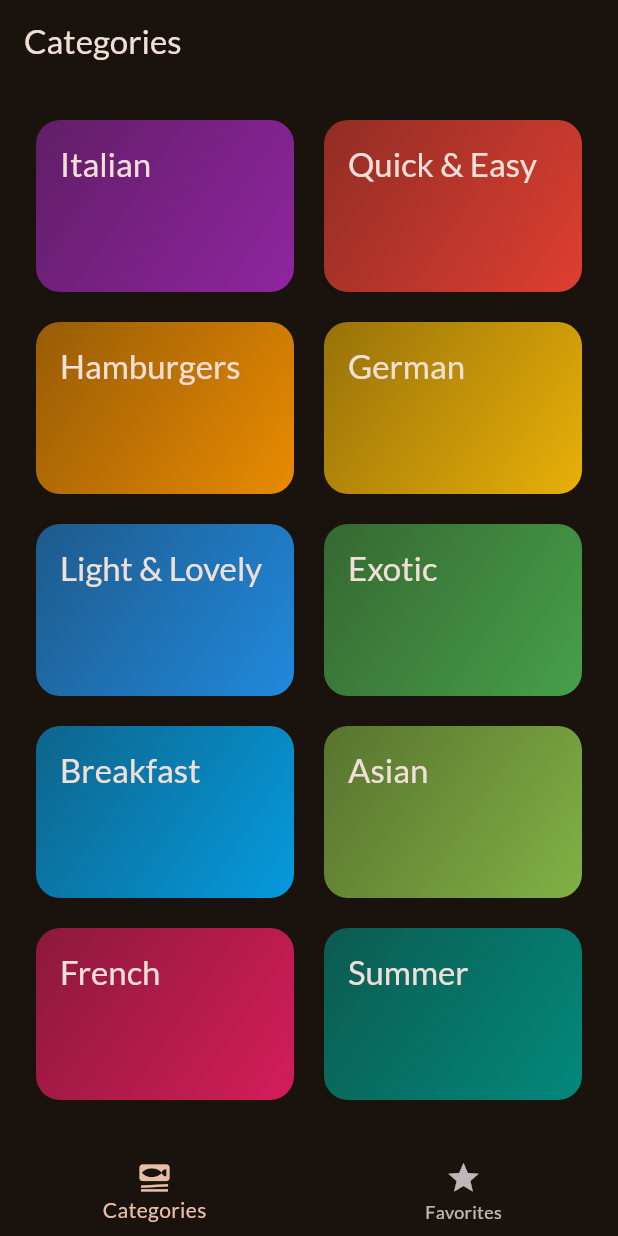
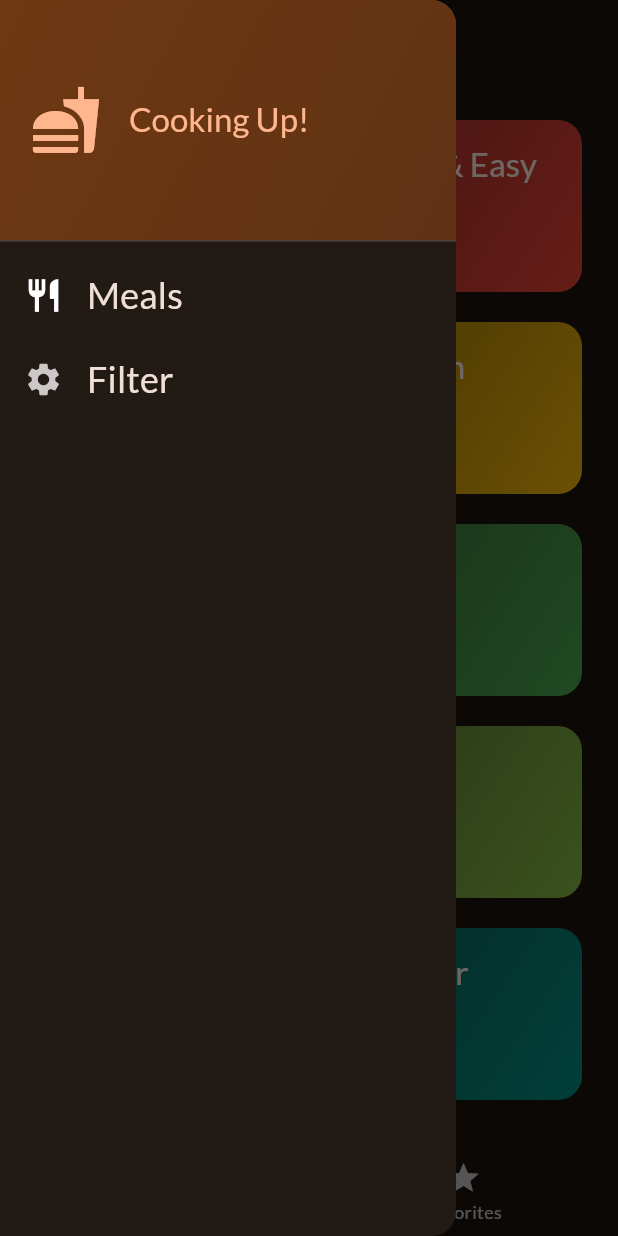
Before and after one commit to prathmesh0/Meal_App, a Flutter app: the screen it shows after launch, with the side drawer open (before the commit the screen has no drawer), on a phone screen of 412 x 824 dp. Run offline on Flutter 3.47's test engine with Material 2 defaults, Android fonts, the phone set to English and light mode, and no system bars; our stand-ins replace google_fonts, transparent_image.

Commit message:
done with adding filter basic part

```diff
--- a/lib/screens/categories.dart
+++ b/lib/screens/categories.dart
@@ -1,11 +1,17 @@
 import 'package:flutter/material.dart';
 import 'package:meals/data/dummy_data.dart';
 import 'package:meals/models/category.dart';
+import 'package:meals/models/meal.dart';
 import 'package:meals/screens/meals.dart';
 import 'package:meals/widgets/category_grid_item.dart';
 
 class CategoriesScreen extends StatelessWidget {
-  const CategoriesScreen({super.key});
+  const CategoriesScreen({
+    super.key,
+    required this.onToggleFavorite,
+  });
+
+  final void Function(Meal meal) onToggleFavorite;
 
   void _selectCategory(BuildContext context, Category category) {
     final filteredMeals = dummyMeals
@@ -17,6 +23,7 @@ class CategoriesScreen extends StatelessWidget {
         builder: (ctx) => MealsScreen(
           title: category.title,
           meals: filteredMeals,
+          onToggleFavorite: onToggleFavorite,
         ),
       ),
     );
--- a/lib/screens/meals.dart
+++ b/lib/screens/meals.dart
@@ -8,16 +8,19 @@ class MealsScreen extends StatelessWidget {
     super.key,
     this.title,
     required this.meals,
+    required this.onToggleFavorite,
   });
 
   final String? title;
   final List<Meal> meals;
+  final void Function(Meal meal) onToggleFavorite;
 
   void selectMeal(BuildContext context, Meal meal) {
     Navigator.of(context).push(
       MaterialPageRoute(
         builder: (ctx) => MealDetailsScreen(
           meal: meal,
+          onToggleFavorite: onToggleFavorite,
         ),
       ),
     );
--- a/lib/screens/tabs.dart
+++ b/lib/screens/tabs.dart
@@ -1,6 +1,9 @@
 import 'package:flutter/material.dart';
+import 'package:meals/models/meal.dart';
 import 'package:meals/screens/categories.dart';
+import 'package:meals/screens/filters.dart';
 import 'package:meals/screens/meals.dart';
+import 'package:meals/widgets/main_drawer.dart';
 
 class TabsScreen extends StatefulWidget {
   const TabsScreen({super.key});
@@ -12,6 +15,34 @@ class TabsScreen extends StatefulWidget {
 
 class _TabsScreenState extends State<TabsScreen> {
   int _selectedPageIndex = 0;
+  final List<Meal> _favoriteMeals = [];
+
+  void _showInfoMessage(String message) {
+    ScaffoldMessenger.of(context).clearSnackBars();
+    ScaffoldMessenger.of(context).showSnackBar(
+      SnackBar(
+        content: Text(
+          message,
+        ),
+      ),
+    );
+  }
+
+  void _toggleMealFavoriteStatus(Meal meal) {
+    final isExisting = _favoriteMeals.contains(meal);
+
+    if (isExisting == true) {
+      setState(() {
+        _favoriteMeals.remove(meal);
+      });
+      _showInfoMessage('Meal is no longer a favorite.');
+    } else {
+      setState(() {
+        _favoriteMeals.add(meal);
+        _showInfoMessage('Marked as a favorite.');
+      });
+    }
+  }
 
   void _selectPage(int index) {
     setState(() {
@@ -19,19 +50,36 @@ class _TabsScreenState extends State<TabsScreen> {
     });
   }
 
+  void _setScreen(String identifier) {
+    if (identifier == 'filter') {
+      Navigator.of(context)
+          .push(MaterialPageRoute(builder: (ctx) => const FiltersScreen()));
+    } else {
+      Navigator.of(context).pop();
+    }
+  }
+
   @override
   Widget build(BuildContext context) {
-    Widget activePage = const CategoriesScreen();
+    Widget activePage = CategoriesScreen(
+      onToggleFavorite: _toggleMealFavoriteStatus,
+    );
     var activePageTitle = 'Categories';
 
     if (_selectedPageIndex == 1) {
-      activePage = const MealsScreen(meals: []);
+      activePage = MealsScreen(
+        meals: _favoriteMeals,
+        onToggleFavorite: _toggleMealFavoriteStatus,
+      );
       activePageTitle = 'Your Favorite';
     }
 
     return Scaffold(
       appBar: AppBar(
         title: Text(activePageTitle),
+      ),
+      drawer: MainDrawer(
+        onSelectScreen: _setScreen,
       ),
       body: activePage,
       bottomNavigationBar: BottomNavigationBar(
--- /dev/null
+++ b/lib/widgets/main_drawer.dart
@@ -0,0 +1,76 @@
+import 'package:flutter/material.dart';
+
+class MainDrawer extends StatelessWidget {
+  const MainDrawer({super.key, required this.onSelectScreen});
+
+  final void Function(String identifier) onSelectScreen;
+  @override
+  Widget build(BuildContext context) {
+    return Drawer(
+      child: Column(
+        children: [
+          DrawerHeader(
+            padding: const EdgeInsets.all(20),
+            decoration: BoxDecoration(
+                gradient: LinearGradient(colors: [
+              Theme.of(context).colorScheme.primaryContainer,
+              Theme.of(context).colorScheme.primaryContainer.withOpacity(0.8),
+            ], begin: Alignment.topLeft, end: Alignment.bottomRight)),
+            child: Row(
+              children: [
+                Icon(
+                  Icons.fastfood,
+                  size: 48,
+                  color: Theme.of(context).colorScheme.primary,
+                ),
+                const SizedBox(
+                  width: 18,
+                ),
+                Text(
+                  'Cooking Up!',
+                  style: Theme.of(context).textTheme.titleLarge!.copyWith(
+                        color: Theme.of(context).colorScheme.primary,
+                      ),
+                ),
+              ],
+            ),
+          ),
+          ListTile(
+            leading: const Icon(
+              Icons.restaurant,
+              size: 26,
+              color: Colors.white,
+            ),
+            title: Text(
+              'Meals',
+              style: Theme.of(context).textTheme.titleSmall!.copyWith(
+                    color: Theme.of(context).colorScheme.onBackground,
+                    fontSize: 24,
+                  ),
+            ),
+            onTap: () {
+              onSelectScreen('meal');
+            },
+          ),
+          ListTile(
+            leading: const Icon(
+              Icons.settings,
+              size: 26,
+              color: Color.fromARGB(255, 205, 200, 200),
+            ),
+            title: Text(
+              'Filter',
+              style: Theme.of(context).textTheme.titleSmall!.copyWith(
+                    color: Theme.of(context).colorScheme.onBackground,
+                    fontSize: 24,
+                  ),
+            ),
+            onTap: () {
+              onSelectScreen('filters');
+            },
+          ),
+        ],
+      ),
+    );
+  }
+}
```
Also changed, not shown: lib/screens/filters.dart (added, +49 -0 lines), lib/screens/meal_details.dart (+10 -0 lines).
